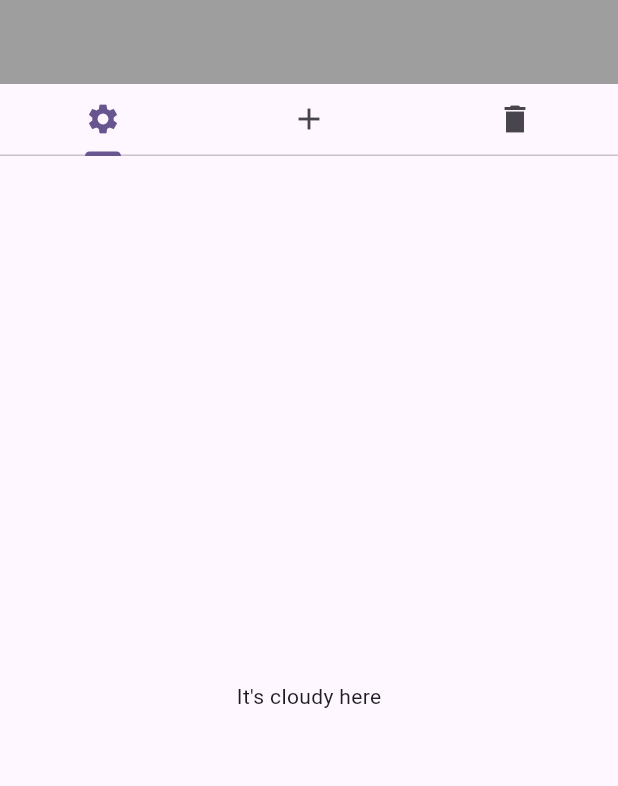
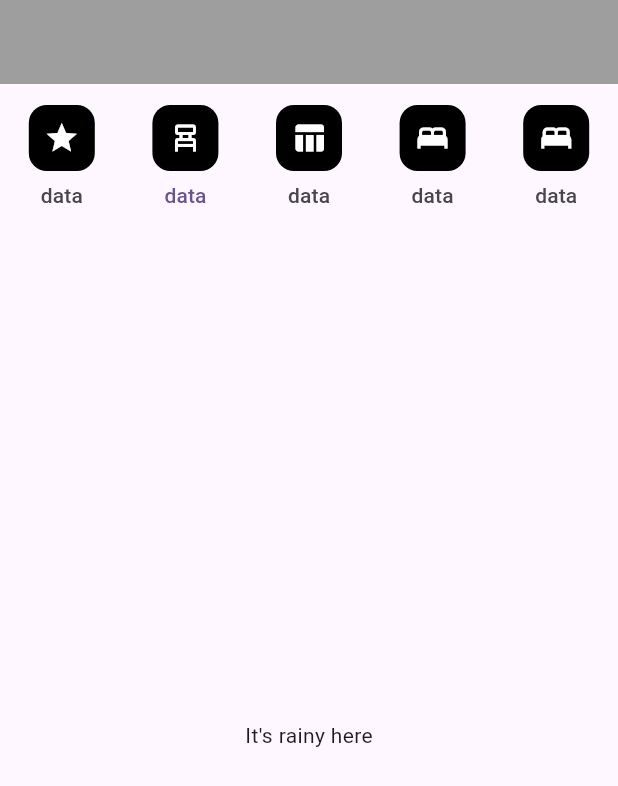
Before and after one commit to Kuldip96/flutter4to6, a Flutter app: the screen it shows after launch, on a phone screen of 412 x 824 dp. Shown: the top 786 px of the screen. Run offline on Flutter 3.47's test engine with Material 3 defaults, Android fonts, the phone set to English and light mode, and no system bars; our stand-ins replace google_fonts.

Commit message:
tabbar ui design

```diff
--- a/lib/lacture12.dart
+++ b/lib/lacture12.dart
@@ -11,38 +11,141 @@ class _Lacture12State extends State<Lacture12> {
   @override
   Widget build(BuildContext context) {
     return DefaultTabController(
-      length: 3,
+      initialIndex: 1,
+      length: 5,
       child: Scaffold(
         appBar: AppBar(
           backgroundColor: Colors.grey,
         ),
-        body: const Column(
+        body: Column(
           children: [
-            TabBar(
-              // dividerColor: Colors.red,
-              // dividerHeight: 0,
-
-              // indicator: BoxDecoration(
-              // // color: Colors.red,
-              // ),
-              // indicatorSize: TabBarIndicatorSize.label,
-              // indicatorWeight: 20,
-
-              tabs: [
-                Tab(
-                  child: Icon(Icons.settings),
-                ),
-                Icon(Icons.add),
-                Icon(Icons.delete_sharp),
-              ],
+            Container(
+              height: 100,
+              child: TabBar(
+                dividerHeight: 0,
+                indicator: const BoxDecoration(),
+                tabs: [
+                  Tab(
+                    height: 70,
+                    child: Column(
+                      mainAxisAlignment: MainAxisAlignment.spaceBetween,
+                      children: [
+                        Container(
+                          height: 44,
+                          width: 44,
+                          decoration: BoxDecoration(
+                            color: Colors.black,
+                            borderRadius: BorderRadius.circular(12),
+                          ),
+                          child: const Icon(
+                            Icons.star,
+                            color: Colors.white,
+                          ),
+                        ),
+                        const Text('data')
+                      ],
+                    ),
+                  ),
+                  Tab(
+                    height: 70,
+                    child: Column(
+                      mainAxisAlignment: MainAxisAlignment.spaceBetween,
+                      children: [
+                        Container(
+                          height: 44,
+                          width: 44,
+                          decoration: BoxDecoration(
+                            color: Colors.black,
+                            borderRadius: BorderRadius.circular(12),
+                          ),
+                          child: const Icon(
+                            Icons.chair_alt,
+                            color: Colors.white,
+                          ),
+                        ),
+                        const Text('data')
+                      ],
+                    ),
+                  ),
+                  Tab(
+                    height: 70,
+                    child: Column(
+                      mainAxisAlignment: MainAxisAlignment.spaceBetween,
+                      children: [
+                        Container(
+                          height: 44,
+                          width: 44,
+                          decoration: BoxDecoration(
+                            color: Colors.black,
+                            borderRadius: BorderRadius.circular(12),
+                          ),
+                          child: const Icon(
+                            Icons.table_chart,
+                            color: Colors.white,
+                          ),
+                        ),
+                        const Text('data')
+                      ],
+                    ),
+                  ),
+                  Tab(
+                    height: 70,
+                    child: Column(
+                      mainAxisAlignment: MainAxisAlignment.spaceBetween,
+                      children: [
+                        Container(
+                          height: 44,
+                          width: 44,
+                          decoration: BoxDecoration(
+                            color: Colors.black,
+                            borderRadius: BorderRadius.circular(12),
+                          ),
+                          child: const Icon(
+                            Icons.bed,
+                            color: Colors.white,
+                          ),
+                        ),
+                        const Text('data')
+                      ],
+                    ),
+                  ),
+                  Tab(
+                    height: 70,
+                    child: Column(
+                      mainAxisAlignment: MainAxisAlignment.spaceBetween,
+                      children: [
+                        Container(
+                          height: 44,
+                          width: 44,
+                          decoration: BoxDecoration(
+                            color: Colors.black,
+                            borderRadius: BorderRadius.circular(12),
+                          ),
+                          child: const Icon(
+                            Icons.bed,
+                            color: Colors.white,
+                          ),
+                        ),
+                        const Text('data')
+                      ],
+                    ),
+                  ),
+                ],
+              ),
             ),
-            Expanded(
+            const Expanded(
               child: TabBarView(children: [
                 Center(
                   child: Text("It's cloudy here"),
                 ),
                 Center(
                   child: Text("It's rainy here"),
+                ),
+                Center(
+                  child: Text("It's sunny here"),
+                ),
+                Center(
+                  child: Text("It's sunny here"),
                 ),
                 Center(
                   child: Text("It's sunny here"),
```
Also changed, not shown: images/bed 1.png (added), images/chair 4.jpg (added), images/sofa 1.png (added), images/star 1.jpg (added), images/table 1 1.jpg (added).
